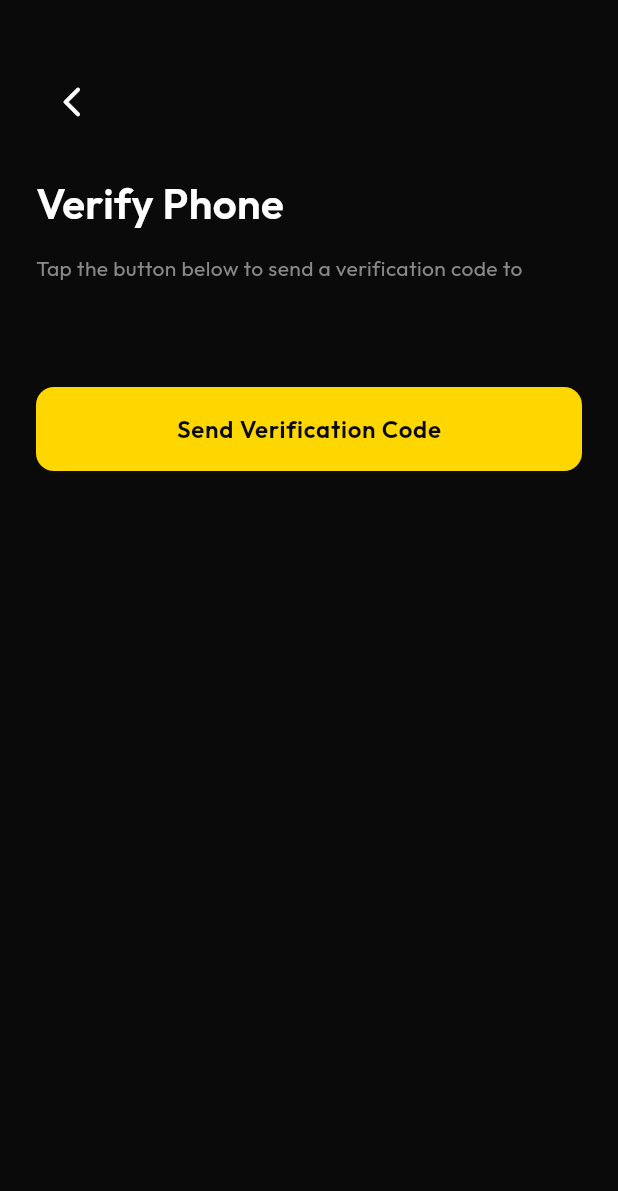
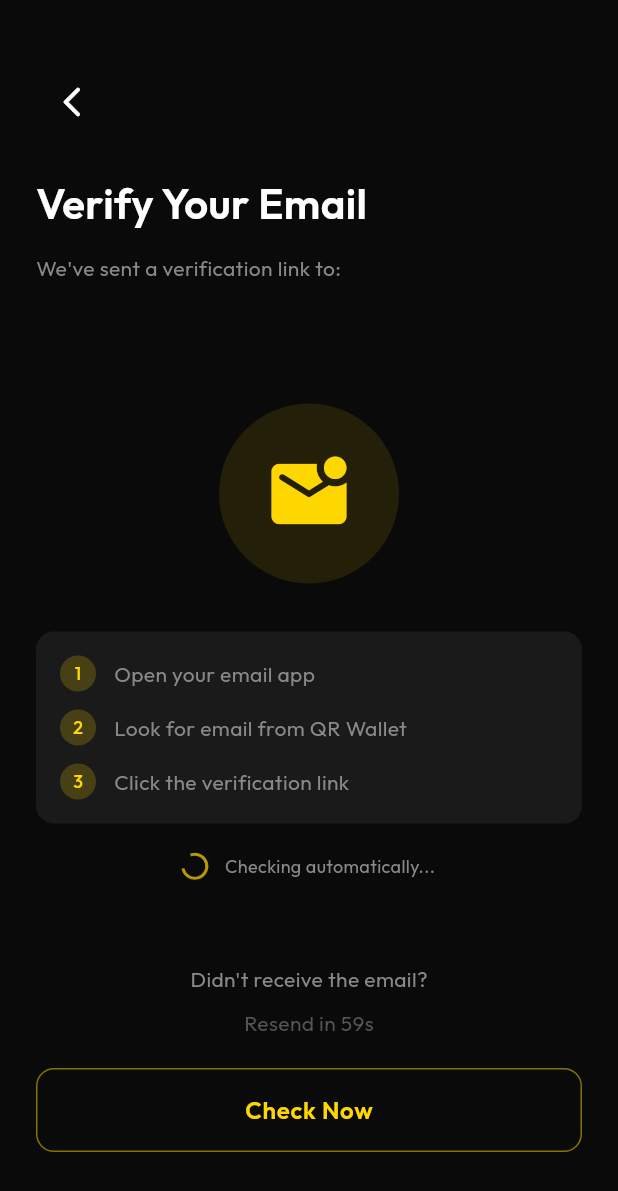
Before and after one commit to bone2020/Claude_qr_wallet, a Flutter app: the OtpVerificationScreen screen opened by its route, on a phone screen of 412 x 824 dp. Shown: the top 1191 px of the screen. Run offline on Flutter 3.47's test engine with Material 3 defaults, Android fonts, the phone set to English and light mode, and no system bars; drawn by our look-alikes of flutter_animate; our stand-ins replace cloud_firestore, firebase_auth, firebase_core, firebase_storage, flutter_riverpod, go_router and 11 more; missing offline and left inert: flutter_paystack_plus, gal, mobile_scanner; accounts and stored records are empty.

Commit message:
Replace phone OTP with email verification to fix iOS crash
- Add sendEmailVerification(), checkEmailVerified(), markEmailVerified()
  methods to AuthService
- Add email verification methods to AuthNotifier provider
- Update sign_up_screen.dart to send email verification after signup
- Replace otp_verification_screen.dart with email verification UI
  (auto-detect every 3s + manual Check Now button)
- Update app_router.dart OTP route for email verification parameters
- Update splash_screen.dart to check user.emailVerified from Firebase Auth

New flow: Sign Up → Email Verification → KYC → Home

```diff
--- a/lib/core/router/app_router.dart
+++ b/lib/core/router/app_router.dart
@@ -77,17 +77,16 @@ final routerProvider = Provider<GoRouter>((ref) {
         builder: (context, state) => const LoginScreen(),
       ),
 
-      // OTP Verification Screen
+      // OTP/Email Verification Screen
       GoRoute(
         path: AppRoutes.otpVerification,
         name: 'otpVerification',
         builder: (context, state) {
           final extras = state.extra as Map<String, dynamic>?;
           return OtpVerificationScreen(
-            phoneNumber: extras?['phoneNumber'] ?? '',
             email: extras?['email'] ?? '',
-            isPhoneVerification: extras?['isPhoneVerification'] ?? true,
-            verificationId: extras?['verificationId'],
+            phoneNumber: extras?['phoneNumber'],
+            isEmailVerification: extras?['isEmailVerification'] ?? true,
           );
         },
       ),
--- a/lib/features/auth/screens/otp_verification_screen.dart
+++ b/lib/features/auth/screens/otp_verification_screen.dart
@@ -1,28 +1,24 @@
 import 'dart:async';
-import 'package:firebase_auth/firebase_auth.dart';
 import 'package:flutter/material.dart';
 import 'package:flutter_animate/flutter_animate.dart';
 import 'package:flutter_riverpod/flutter_riverpod.dart';
 import 'package:go_router/go_router.dart';
-import 'package:pinput/pinput.dart';
 
 import '../../../core/constants/constants.dart';
 import '../../../core/router/app_router.dart';
 import '../../../providers/auth_provider.dart';
 
-/// OTP verification screen for phone/email verification
+/// Email verification screen with auto-detect and manual check
 class OtpVerificationScreen extends ConsumerStatefulWidget {
-  final String phoneNumber;
   final String email;
-  final bool isPhoneVerification;
-  final String? verificationId;
+  final String? phoneNumber;
+  final bool isEmailVerification;
 
   const OtpVerificationScreen({
     super.key,
-    required this.phoneNumber,
     required this.email,
-    this.isPhoneVerification = true,
-    this.verificationId,
+    this.phoneNumber,
+    this.isEmailVerification = true,
   });
 
   @override
@@ -30,100 +26,24 @@ class OtpVerificationScreen extends ConsumerStatefulWidget {
 }
 
 class _OtpVerificationScreenState extends ConsumerState<OtpVerificationScreen> {
-  final _otpController = TextEditingController();
-  final _focusNode = FocusNode();
-
-  bool _isLoading = false;
-  bool _isSendingOtp = false;
+  bool _isResending = false;
+  bool _isCheckingVerification = false;
   int _resendSeconds = 60;
   Timer? _resendTimer;
-  String? _verificationId;
+  Timer? _autoCheckTimer;
   String? _errorMessage;
 
   @override
   void initState() {
     super.initState();
-    _verificationId = widget.verificationId;
-    // Don't auto-send OTP - let user trigger it manually to avoid iOS reCAPTCHA crash
-    if (_verificationId != null) {
     _startResendTimer();
-    }
-  }
-
-  Future<void> _sendOtp() async {
-    if (_isSendingOtp) return;
-
-    setState(() {
-      _isSendingOtp = true;
-      _errorMessage = null;
-    });
-
-    final authService = ref.read(authServiceProvider);
-
-    await authService.sendOtp(
-      phoneNumber: widget.phoneNumber,
-      onCodeSent: (verificationId) {
-        if (mounted) {
-          setState(() {
-            _verificationId = verificationId;
-            _isSendingOtp = false;
-          });
-          _startResendTimer();
-          ScaffoldMessenger.of(context).showSnackBar(
-            const SnackBar(
-              content: Text('Verification code sent'),
-              backgroundColor: AppColors.success,
-            ),
-          );
-        }
-      },
-      onError: (error) {
-        if (mounted) {
-          setState(() {
-            _errorMessage = error;
-            _isSendingOtp = false;
-          });
-          ScaffoldMessenger.of(context).showSnackBar(
-            SnackBar(
-              content: Text(error),
-              backgroundColor: AppColors.error,
-            ),
-          );
-        }
-      },
-      onAutoVerify: (PhoneAuthCredential credential) async {
-        // Auto-verification (Android only) - automatically verify
-        if (mounted) {
-          setState(() => _isLoading = true);
-          try {
-            final user = FirebaseAuth.instance.currentUser;
-            if (user != null) {
-              await user.linkWithCredential(credential);
-              if (mounted) {
-                context.go(AppRoutes.kyc);
-              }
-            }
-          } catch (e) {
-            if (mounted) {
-              setState(() => _isLoading = false);
-              ScaffoldMessenger.of(context).showSnackBar(
-                SnackBar(
-                  content: Text(e.toString()),
-                  backgroundColor: AppColors.error,
-                ),
-              );
-            }
-          }
-        }
-      },
-    );
+    _startAutoCheck();
   }
 
   @override
   void dispose() {
-    _otpController.dispose();
-    _focusNode.dispose();
     _resendTimer?.cancel();
+    _autoCheckTimer?.cancel();
     super.dispose();
   }
 
@@ -132,93 +52,126 @@ class _OtpVerificationScreenState extends ConsumerState<OtpVerificationScreen> {
     _resendTimer?.cancel();
     _resendTimer = Timer.periodic(const Duration(seconds: 1), (timer) {
       if (_resendSeconds > 0) {
+        if (mounted) {
           setState(() => _resendSeconds--);
+        }
       } else {
         timer.cancel();
       }
     });
   }
 
-  String get _maskedContact {
-    if (widget.isPhoneVerification) {
-      final phone = widget.phoneNumber;
-      if (phone.length > 4) {
-        return '${phone.substring(0, 3)}****${phone.substring(phone.length - 3)}';
+  /// Auto-check email verification every 3 seconds
+  void _startAutoCheck() {
+    _autoCheckTimer?.cancel();
+    _autoCheckTimer = Timer.periodic(const Duration(seconds: 3), (timer) async {
+      if (!mounted) {
+        timer.cancel();
+        return;
       }
-      return phone;
+      await _checkEmailVerified(showLoading: false, showError: false);
+    });
+  }
+
+  Future<void> _checkEmailVerified({bool showLoading = true, bool showError = true}) async {
+    if (_isCheckingVerification) return;
+
+    if (showLoading) {
+      setState(() {
+        _isCheckingVerification = true;
+        _errorMessage = null;
+      });
+    }
+
+    try {
+      final authNotifier = ref.read(authNotifierProvider.notifier);
+      final isVerified = await authNotifier.checkEmailVerified();
+
+      if (!mounted) return;
+
+      if (isVerified) {
+        // Stop auto-check
+        _autoCheckTimer?.cancel();
+
+        // Update Firestore
+        await authNotifier.markEmailVerified();
+
+        if (!mounted) return;
+
+        // Show success and navigate to KYC
+        ScaffoldMessenger.of(context).showSnackBar(
+          const SnackBar(
+            content: Text('Email verified successfully!'),
+            backgroundColor: AppColors.success,
+          ),
+        );
+
+        context.go(AppRoutes.kyc);
+      } else if (showError) {
+        setState(() {
+          _errorMessage = 'Email not verified yet. Please check your inbox and click the verification link.';
+        });
+      }
+    } catch (e) {
+      if (mounted && showError) {
+        setState(() {
+          _errorMessage = 'Error checking verification status. Please try again.';
+        });
+      }
+    } finally {
+      if (mounted && showLoading) {
+        setState(() => _isCheckingVerification = false);
+      }
+    }
+  }
+
+  Future<void> _resendEmail() async {
+    if (_resendSeconds > 0 || _isResending) return;
+
+    setState(() {
+      _isResending = true;
+      _errorMessage = null;
+    });
+
+    try {
+      final authNotifier = ref.read(authNotifierProvider.notifier);
+      final result = await authNotifier.sendEmailVerification();
+
+      if (!mounted) return;
+
+      if (result.success) {
+        _startResendTimer();
+        ScaffoldMessenger.of(context).showSnackBar(
+          const SnackBar(
+            content: Text('Verification email sent!'),
+            backgroundColor: AppColors.success,
+          ),
+        );
       } else {
+        setState(() {
+          _errorMessage = result.error ?? 'Failed to send email';
+        });
+      }
+    } catch (e) {
+      if (mounted) {
+        setState(() {
+          _errorMessage = e.toString();
+        });
+      }
+    } finally {
+      if (mounted) {
+        setState(() => _isResending = false);
+      }
+    }
+  }
+
+  String get _maskedEmail {
     final email = widget.email;
     final atIndex = email.indexOf('@');
     if (atIndex > 2) {
       return '${email.substring(0, 2)}***${email.substring(atIndex)}';
     }
     return email;
-    }
-  }
-
-  Future<void> _verifyOtp() async {
-    if (_otpController.text.length != 6) {
-      ScaffoldMessenger.of(context).showSnackBar(
-        const SnackBar(
-          content: Text('Please enter a valid 6-digit code'),
-          backgroundColor: AppColors.error,
-        ),
-      );
-      return;
-    }
-
-    if (_verificationId == null) {
-      ScaffoldMessenger.of(context).showSnackBar(
-        const SnackBar(
-          content: Text('Verification session expired. Please request a new code.'),
-          backgroundColor: AppColors.error,
-        ),
-      );
-      return;
-    }
-
-    setState(() => _isLoading = true);
-
-    try {
-      final authService = ref.read(authServiceProvider);
-      final result = await authService.verifyOtp(
-        verificationId: _verificationId!,
-        otp: _otpController.text,
-      );
-
-      if (!mounted) return;
-
-      if (result.success) {
-        // Phone verified successfully, proceed to KYC
-        context.go(AppRoutes.kyc);
-      } else {
-        ScaffoldMessenger.of(context).showSnackBar(
-          SnackBar(
-            content: Text(result.error ?? 'Verification failed'),
-            backgroundColor: AppColors.error,
-          ),
-        );
-      }
-    } catch (e) {
-      if (!mounted) return;
-      ScaffoldMessenger.of(context).showSnackBar(
-        SnackBar(
-          content: Text(e.toString()),
-          backgroundColor: AppColors.error,
-        ),
-      );
-    } finally {
-      if (mounted) {
-        setState(() => _isLoading = false);
-      }
-    }
-  }
-
-  Future<void> _resendCode() async {
-    if (_resendSeconds > 0) return;
-
-    // Trigger OTP send again
-    await _sendOtp();
   }
 
   @override
@@ -228,7 +181,6 @@ class _OtpVerificationScreenState extends ConsumerState<OtpVerificationScreen> {
       body: SafeArea(
         child: Padding(
           padding: const EdgeInsets.all(AppDimensions.screenPaddingH),
-          child: SingleChildScrollView(
           child: Column(
             crossAxisAlignment: CrossAxisAlignment.start,
             children: [
@@ -252,19 +204,12 @@ class _OtpVerificationScreenState extends ConsumerState<OtpVerificationScreen> {
 
               const SizedBox(height: AppDimensions.space4XL),
 
-              // Show Send Code button if no verification ID yet
-              if (_verificationId == null) ...[
-                _buildSendCodeButton()
-                    .animate()
-                    .fadeIn(delay: 200.ms, duration: 400.ms),
-                const SizedBox(height: AppDimensions.spaceXXL),
-              ] else ...[
-                // OTP Input
-                _buildOtpInput()
+              // Email Icon with pulse animation
+              _buildEmailIcon()
                   .animate()
                   .fadeIn(delay: 200.ms, duration: 400.ms)
                   .scale(
-                      begin: const Offset(0.95, 0.95),
+                    begin: const Offset(0.8, 0.8),
                     end: const Offset(1, 1),
                     delay: 200.ms,
                     duration: 400.ms,
@@ -272,23 +217,59 @@ class _OtpVerificationScreenState extends ConsumerState<OtpVerificationScreen> {
 
               const SizedBox(height: AppDimensions.spaceXXL),
 
-                // Resend Code
-                _buildResendCode()
+              // Instructions
+              _buildInstructions()
                   .animate()
                   .fadeIn(delay: 300.ms, duration: 400.ms),
 
-                const SizedBox(height: AppDimensions.space4XL),
+              const SizedBox(height: AppDimensions.spaceLG),
 
-                // Verify Button
-                _buildVerifyButton()
+              // Auto-checking indicator
+              _buildAutoCheckIndicator()
                   .animate()
-                    .fadeIn(delay: 400.ms, duration: 400.ms)
-                    .slideY(begin: 0.2, end: 0, delay: 400.ms, duration: 400.ms),
+                  .fadeIn(delay: 400.ms, duration: 400.ms),
+
+              const SizedBox(height: AppDimensions.spaceLG),
+
+              // Error Message
+              if (_errorMessage != null)
+                Container(
+                  padding: const EdgeInsets.all(AppDimensions.spaceMD),
+                  decoration: BoxDecoration(
+                    color: AppColors.error.withOpacity(0.1),
+                    borderRadius: BorderRadius.circular(AppDimensions.radiusMD),
+                    border: Border.all(color: AppColors.error.withOpacity(0.3)),
+                  ),
+                  child: Row(
+                    children: [
+                      const Icon(Icons.info_outline, color: AppColors.error, size: 20),
+                      const SizedBox(width: AppDimensions.spaceXS),
+                      Expanded(
+                        child: Text(
+                          _errorMessage!,
+                          style: AppTextStyles.bodySmall(color: AppColors.error),
+                        ),
+                      ),
                     ],
+                  ),
+                ).animate().fadeIn(duration: 300.ms),
+
+              const Spacer(),
+
+              // Resend Email
+              _buildResendEmail()
+                  .animate()
+                  .fadeIn(delay: 500.ms, duration: 400.ms),
+
+              const SizedBox(height: AppDimensions.spaceLG),
+
+              // Check Now Button (secondary/fallback)
+              _buildCheckNowButton()
+                  .animate()
+                  .fadeIn(delay: 600.ms, duration: 400.ms),
 
               const SizedBox(height: AppDimensions.spaceXXL),
             ],
-          ),
           ),
         ),
       ),
@@ -300,108 +281,135 @@ class _OtpVerificationScreenState extends ConsumerState<OtpVerificationScreen> {
       crossAxisAlignment: CrossAxisAlignment.start,
       children: [
         Text(
-          _verificationId == null ? 'Verify Phone' : AppStrings.enterOtp,
+          'Verify Your Email',
           style: AppTextStyles.displaySmall(),
         ),
         const SizedBox(height: AppDimensions.spaceSM),
         Text(
-          _verificationId == null
-              ? 'Tap the button below to send a verification code to\n$_maskedContact'
-              : '${AppStrings.otpSentTo}\n$_maskedContact',
+          'We\'ve sent a verification link to:',
           style: AppTextStyles.bodyMedium(color: AppColors.textSecondaryDark),
+        ),
+        const SizedBox(height: AppDimensions.spaceXS),
+        Text(
+          _maskedEmail,
+          style: AppTextStyles.bodyLarge(color: AppColors.primary),
         ),
       ],
     );
   }
 
-  Widget _buildSendCodeButton() {
-    return SizedBox(
-      width: double.infinity,
-      height: AppDimensions.buttonHeightLG,
-      child: ElevatedButton(
-        onPressed: _isSendingOtp ? null : _sendOtp,
-        child: _isSendingOtp
-            ? const SizedBox(
-                width: 24,
-                height: 24,
-                child: CircularProgressIndicator(
-                  strokeWidth: 2,
-                  color: AppColors.backgroundDark,
+  Widget _buildEmailIcon() {
+    return Center(
+      child: Container(
+        width: 120,
+        height: 120,
+        decoration: BoxDecoration(
+          color: AppColors.primary.withOpacity(0.1),
+          shape: BoxShape.circle,
+        ),
+        child: const Icon(
+          Icons.mark_email_unread_rounded,
+          size: 60,
+          color: AppColors.primary,
         ),
       )
-            : Text(
-                'Send Verification Code',
-                style: AppTextStyles.labelLarge(color: AppColors.backgroundDark),
+          .animate(onPlay: (controller) => controller.repeat())
+          .shimmer(delay: 1000.ms, duration: 1800.ms, color: AppColors.primary.withOpacity(0.3)),
+    );
+  }
+
+  Widget _buildInstructions() {
+    return Container(
+      padding: const EdgeInsets.all(AppDimensions.spaceMD),
+      decoration: BoxDecoration(
+        color: AppColors.surfaceDark,
+        borderRadius: BorderRadius.circular(AppDimensions.radiusMD),
       ),
+      child: Column(
+        crossAxisAlignment: CrossAxisAlignment.start,
+        children: [
+          _buildInstructionItem(1, 'Open your email app'),
+          const SizedBox(height: AppDimensions.spaceSM),
+          _buildInstructionItem(2, 'Look for email from QR Wallet'),
+          const SizedBox(height: AppDimensions.spaceSM),
+          _buildInstructionItem(3, 'Click the verification link'),
+        ],
       ),
     );
   }
 
-  Widget _buildOtpInput() {
-    final defaultPinTheme = PinTheme(
-      width: 52,
-      height: 56,
-      textStyle: AppTextStyles.headlineLarge(),
+  Widget _buildInstructionItem(int number, String text) {
+    return Row(
+      children: [
+        Container(
+          width: 24,
+          height: 24,
           decoration: BoxDecoration(
-        color: AppColors.inputBackgroundDark,
-        borderRadius: BorderRadius.circular(AppDimensions.radiusMD),
-        border: Border.all(color: AppColors.inputBorderDark),
+            color: AppColors.primary.withOpacity(0.2),
+            shape: BoxShape.circle,
           ),
-    );
-
-    return Center(
-      child: Pinput(
-        length: 6,
-        controller: _otpController,
-        focusNode: _focusNode,
-        autofocus: true,
-        defaultPinTheme: defaultPinTheme,
-        focusedPinTheme: defaultPinTheme.copyWith(
-          decoration: defaultPinTheme.decoration!.copyWith(
-            border: Border.all(color: AppColors.primary, width: 2),
+          child: Center(
+            child: Text(
+              '$number',
+              style: AppTextStyles.labelSmall(color: AppColors.primary),
             ),
           ),
-        submittedPinTheme: defaultPinTheme.copyWith(
-          decoration: defaultPinTheme.decoration!.copyWith(
-            border: Border.all(color: AppColors.primary),
+        ),
+        const SizedBox(width: AppDimensions.spaceSM),
+        Expanded(
+          child: Text(
+            text,
+            style: AppTextStyles.bodyMedium(color: AppColors.textSecondaryDark),
           ),
         ),
-        errorPinTheme: defaultPinTheme.copyWith(
-          decoration: defaultPinTheme.decoration!.copyWith(
-            border: Border.all(color: AppColors.error),
+      ],
+    );
+  }
+
+  Widget _buildAutoCheckIndicator() {
+    return Center(
+      child: Row(
+        mainAxisSize: MainAxisSize.min,
+        children: [
+          SizedBox(
+            width: 16,
+            height: 16,
+            child: CircularProgressIndicator(
+              strokeWidth: 2,
+              color: AppColors.primary.withOpacity(0.7),
             ),
           ),
-        onCompleted: (_) => _verifyOtp(),
-        cursor: Column(
-          mainAxisAlignment: MainAxisAlignment.end,
-          children: [
-            Container(
-              margin: const EdgeInsets.only(bottom: 12),
-              width: 22,
-              height: 2,
-              color: AppColors.primary,
+          const SizedBox(width: AppDimensions.spaceSM),
+          Text(
+            'Checking automatically...',
+            style: AppTextStyles.bodySmall(color: AppColors.textSecondaryDark),
           ),
         ],
-        ),
       ),
     );
   }
 
-  Widget _buildResendCode() {
+  Widget _buildResendEmail() {
     return Center(
       child: Column(
         children: [
           Text(
-            AppStrings.didntReceiveCode,
+            'Didn\'t receive the email?',
             style: AppTextStyles.bodyMedium(color: AppColors.textSecondaryDark),
           ),
           const SizedBox(height: AppDimensions.spaceXS),
           GestureDetector(
-            onTap: _resendSeconds > 0 ? null : _resendCode,
-            child: Text(
+            onTap: _resendSeconds > 0 ? null : _resendEmail,
+            child: _isResending
+                ? const SizedBox(
+                    width: 20,
+                    height: 20,
+                    child: CircularProgressIndicator(strokeWidth: 2),
+                  )
+                : Text(
                     _resendSeconds > 0
-                  ? '${AppStrings.resendIn} ${_resendSeconds}s'
-                  : AppStrings.resendCode,
+                        ? 'Resend in ${_resendSeconds}s'
+                        : 'Resend Email',
                     style: AppTextStyles.bodyMedium(
                       color: _resendSeconds > 0
                           ? AppColors.textTertiaryDark
@@ -414,24 +422,30 @@ class _OtpVerificationScreenState extends ConsumerState<OtpVerificationScreen> {
     );
   }
 
-  Widget _buildVerifyButton() {
+  Widget _buildCheckNowButton() {
     return SizedBox(
       width: double.infinity,
       height: AppDimensions.buttonHeightLG,
-      child: ElevatedButton(
-        onPressed: _isLoading ? null : _verifyOtp,
-        child: _isLoading
+      child: OutlinedButton(
+        onPressed: _isCheckingVerification ? null : () => _checkEmailVerified(showLoading: true, showError: true),
+        style: OutlinedButton.styleFrom(
+          side: BorderSide(color: AppColors.primary.withOpacity(0.5)),
+          shape: RoundedRectangleBorder(
+            borderRadius: BorderRadius.circular(AppDimensions.radiusMD),
+          ),
+        ),
+        child: _isCheckingVerification
             ? const SizedBox(
                 width: 24,
                 height: 24,
                 child: CircularProgressIndicator(
                   strokeWidth: 2,
-                  color: AppColors.backgroundDark,
+                  color: AppColors.primary,
                 ),
               )
             : Text(
-                AppStrings.verify,
-                style: AppTextStyles.labelLarge(color: AppColors.backgroundDark),
+                'Check Now',
+                style: AppTextStyles.labelLarge(color: AppColors.primary),
               ),
       ),
     );
```
Also changed, not shown: lib/core/services/auth_service.dart (+69 -0 lines), lib/features/auth/screens/sign_up_screen.dart (+8 -5 lines), lib/features/splash/splash_screen.dart (+20 -13 lines), lib/providers/auth_provider.dart (+20 -0 lines). Lines whose indentation alone changed are shown as unchanged.
